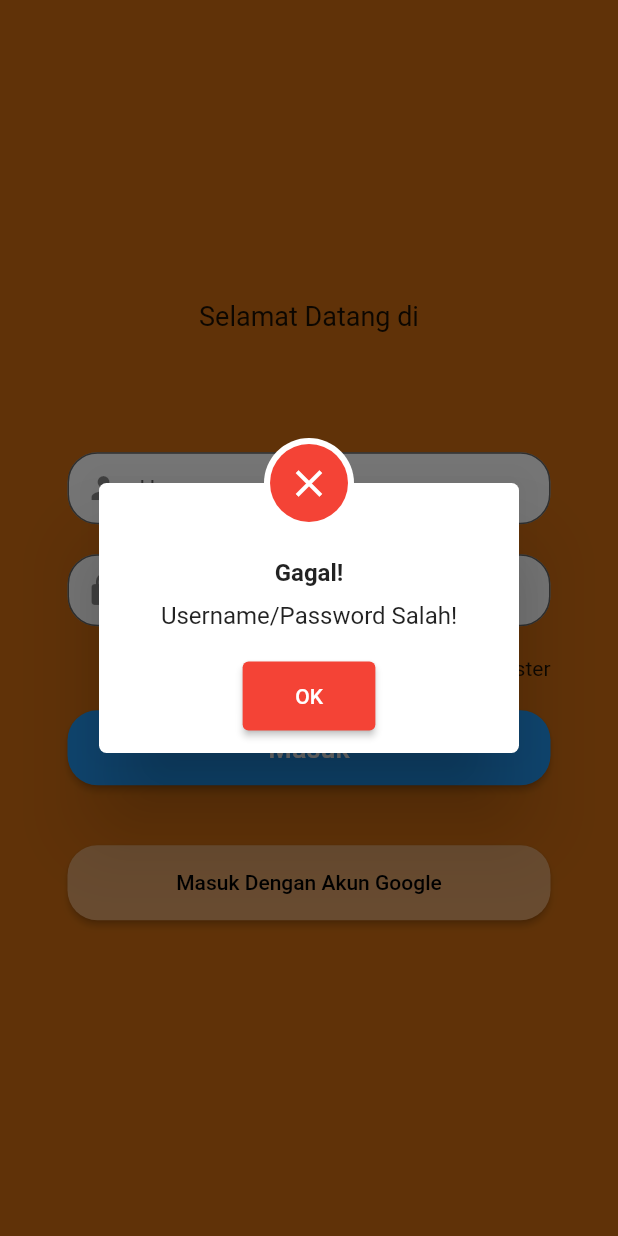
After one commit to Riand1/tugasFlutter, a Flutter app: the ScreenLogin screen opened directly, after a tap on "Masuk", on a phone screen of 412 x 824 dp. The commit adds this screen. Run offline on Flutter 3.47's test engine with Material 2 defaults, Android fonts, the phone set to English and light mode, and no system bars.

Commit message:
Membuat tampilan Regis dan Login

```diff
--- /dev/null
+++ b/lib/model/LoginModel.dart
@@ -0,0 +1,14 @@
+import 'package:flutter/material.dart';
+
+class UserLoginModel {
+  final String id;
+  final String username;
+  final String email;
+  final String password;
+
+  UserLoginModel(
+      {required this.id,
+      required this.username,
+      required this.email,
+      required this.password});
+}
--- /dev/null
+++ b/lib/providers/LoginRegisProvider.dart
@@ -0,0 +1,32 @@
+import 'package:flutter/material.dart';
+import 'package:foodies/model/LoginModel.dart';
+
+class UserLoginProvider with ChangeNotifier {
+  List<UserLoginModel> _userLoginList = [
+    UserLoginModel(
+        id: '12345',
+        username: 'Reza Hermawan',
+        email: 'rezawaras5@gmail.com',
+        password: 'reza'),
+  ];
+
+  List<UserLoginModel> get userLoginList => _userLoginList;
+
+  String _idUserDoLogin = '';
+  String get idUserDoLogin => _idUserDoLogin;
+
+  void userDoLogin(id) {
+    _idUserDoLogin = id;
+    notifyListeners();
+  }
+
+  // Metode untuk mendapatkan data user berdasarkan ID
+  UserLoginModel getUserById(String id) {
+    return _userLoginList.firstWhere((user) => user.id == id);
+  }
+
+  void register(UserLoginModel user) {
+    _userLoginList.add(user);
+    notifyListeners();
+  }
+}
--- /dev/null
+++ b/lib/utils/myColorApp.dart
@@ -0,0 +1,8 @@
+import 'package:flutter/material.dart';
+
+class ColorConstants {
+  static const Color primaryColor = Color(0xFFD16E11);
+  static const Color textWhite = Color(0xFFF0F0F0);
+  static const Color textBlack = Color(0xFF000000);
+  static const Color themeColor = Color(0xFF2B2730);
+}
--- /dev/null
+++ b/lib/views/login/screenLogin.dart
@@ -0,0 +1,225 @@
+import 'package:flutter/material.dart';
+import 'package:flutter/src/widgets/framework.dart';
+import 'package:flutter/src/widgets/placeholder.dart';
+import 'package:foodies/providers/LoginRegisProvider.dart';
+import 'package:foodies/utils/myColorApp.dart';
+import 'package:foodies/views/bottomNavigation.dart';
+import 'package:foodies/views/regis/screenRegister.dart';
+import 'package:provider/provider.dart';
+
+class ScreenLogin extends StatefulWidget {
+  const ScreenLogin({super.key});
+
+  @override
+  State<ScreenLogin> createState() => _ScreenLoginState();
+}
+
+class _ScreenLoginState extends State<ScreenLogin> {
+  final TextEditingController _inputEmailController = TextEditingController();
+  final TextEditingController _inputPasswordController =
+      TextEditingController();
+  @override
+  Widget build(BuildContext context) {
+    final provLogin = Provider.of<UserLoginProvider>(context);
+
+    return Scaffold(
+      backgroundColor: ColorConstants.primaryColor,
+      body: Padding(
+        padding: const EdgeInsets.all(15),
+        child: Column(
+          mainAxisAlignment: MainAxisAlignment.center,
+          children: [
+            Container(
+              child: Column(
+                children: [
+                  Text(
+                    'Selamat Datang di',
+                    style: TextStyle(fontSize: 18),
+                  ),
+                ],
+              ),
+            ),
+            SizedBox(
+              height: 70,
+            ),
+            Column(
+              children: [
+                Container(
+                  padding: EdgeInsets.symmetric(vertical: 10, horizontal: 30),
+                  child: TextField(
+                    controller: _inputEmailController,
+                    decoration: InputDecoration(
+                      prefixIcon: Icon(Icons.person),
+                      border: OutlineInputBorder(
+                        borderRadius: BorderRadius.circular(
+                            20), // Ganti dengan radius yang diinginkan
+                      ),
+                      filled: true,
+                      fillColor: Colors.white,
+                      hintText: 'Username',
+                      contentPadding:
+                          EdgeInsets.symmetric(horizontal: 15, vertical: 5),
+                    ),
+                  ),
+                ),
+                Container(
+                  padding: EdgeInsets.symmetric(vertical: 10, horizontal: 30),
+                  child: TextField(
+                    controller: _inputPasswordController,
+                    obscureText: mounted,
+                    decoration: InputDecoration(
+                      prefixIcon: Icon(Icons.lock),
+                      border: OutlineInputBorder(
+                        borderRadius: BorderRadius.circular(
+                            20), // Ganti dengan radius yang diinginkan
+                      ),
+                      filled: true,
+                      fillColor: Colors.white,
+                      hintText: 'Password',
+                      contentPadding:
+                          EdgeInsets.symmetric(horizontal: 15, vertical: 5),
+                    ),
+                  ),
+                ),
+                Container(
+                  padding: EdgeInsets.symmetric(vertical: 10, horizontal: 30),
+                  child: Align(
+                      alignment: Alignment.centerRight,
+                      child: InkWell(
+                          onTap: () => Navigator.of(context).push(
+                              MaterialPageRoute(
+                                  builder: (context) => ScreenRegister())),
+                          child: Text('Register'))),
+                ),
+                Container(
+                    padding: EdgeInsets.symmetric(vertical: 10, horizontal: 30),
+                    width: double.infinity,
+                    height: 70,
+                    child: ElevatedButton(
+                      onPressed: () {
+                        //cari userlogin apakah ada atau tidak
+                        final isFound = provLogin.userLoginList.any((user) =>
+                            user.email == _inputEmailController.text &&
+                            user.password == _inputPasswordController.text);
+
+                        //jika ada maka
+                        if (isFound) {
+                          //ambil data yg login itu
+                          final dataUser = provLogin.userLoginList.firstWhere(
+                            (user) =>
+                                user.email == _inputEmailController.text &&
+                                user.password == _inputPasswordController.text,
+                          );
+
+                          //simpan id user yg login
+                          provLogin.userDoLogin(dataUser.id);
+
+                          // lempar dia ke halaman utama
+                          Navigator.of(context).push(MaterialPageRoute(
+                              builder: (context) => BottomNavMain()));
+                          return;
+                        } else {
+                          showDialog(
+                            context: context,
+                            builder: (BuildContext context) {
+                              return Dialog(
+                                shape: RoundedRectangleBorder(
+                                    borderRadius: BorderRadius.circular(5)),
+                                child: Stack(
+                                  alignment: Alignment.center,
+                                  clipBehavior: Clip.none,
+                                  children: [
+                                    Container(
+                                      height: 180,
+                                      width: 250,
+                                      child: Padding(
+                                        padding:
+                                            EdgeInsets.fromLTRB(5, 50, 5, 5),
+                                        child: Column(
+                                          children: [
+                                            Text('Gagal!',
+                                                style: TextStyle(
+                                                  fontSize: 16,
+                                                  fontWeight: FontWeight.bold,
+                                                ),
+                                                textAlign: TextAlign.center),
+                                            SizedBox(height: 10),
+                                            Text('Username/Password Salah!',
+                                                style: TextStyle(
+                                                  fontSize: 16,
+                                                ),
+                                                textAlign: TextAlign.center),
+                                            SizedBox(height: 20),
+                                            ElevatedButton(
+                                              onPressed: () {
+                                                Navigator.pop(context);
+                                              },
+                                              child: Text('OK'),
+                                              style: ElevatedButton.styleFrom(
+                                                  backgroundColor: Colors.red,
+                                                  padding: const EdgeInsets
+                                                          .symmetric(
+                                                      vertical: 15,
+                                                      horizontal: 35)),
+                                            )
+                                          ],
+                                        ),
+                                      ),
+                                    ),
+                                    Positioned(
+                                        top: -30,
+                                        child: CircleAvatar(
+                                          radius: 30,
+                                          backgroundColor: Colors.white,
+                                          child: CircleAvatar(
+                                            backgroundColor: Colors.red,
+                                            radius: 26,
+                                            child: Icon(Icons.close,
+                                                size: 30, color: Colors.white),
+                                          ),
+                                        )),
+                                  ],
+                                ),
+                              );
+                            },
+                          );
+                        }
+                      },
+                      child: Text(
+                        'Masuk',
+                        style: TextStyle(fontSize: 18),
+                      ),
+                      style: ElevatedButton.styleFrom(
+                          shape: RoundedRectangleBorder(
+                            borderRadius: BorderRadius.circular(20),
+                          ),
+                          primary: Colors.blue),
+                    )),
+                SizedBox(
+                  height: 20,
+                ),
+                Container(
+                    padding: EdgeInsets.symmetric(vertical: 10, horizontal: 30),
+                    width: double.infinity,
+                    height: 70,
+                    child: ElevatedButton(
+                      onPressed: () {},
+                      child: Text(
+                        'Masuk Dengan Akun Google',
+                        style: TextStyle(
+                            fontSize: 14, color: ColorConstants.textBlack),
+                      ),
+                      style: ElevatedButton.styleFrom(
+                          shape: RoundedRectangleBorder(
+                            borderRadius: BorderRadius.circular(20),
+                          ),
+                          primary: Color(0xFFE2A369)),
+                    )),
+              ],
+            )
+          ],
+        ),
+      ),
+    );
+  }
+}
--- a/pubspec.yaml
+++ b/pubspec.yaml
@@ -35,6 +35,7 @@ dependencies:
   # The following adds the Cupertino Icons font to your application.
   # Use with the CupertinoIcons class for iOS style icons.
   cupertino_icons: ^1.0.2
+  provider: ^6.0.5
 
 dev_dependencies:
   flutter_test:
```
Also changed, not shown: lib/views/bottomNavigation.dart (+3 -6 lines), lib/views/regis/screenRegister.dart (added, +297 -0 lines), pubspec.lock.
